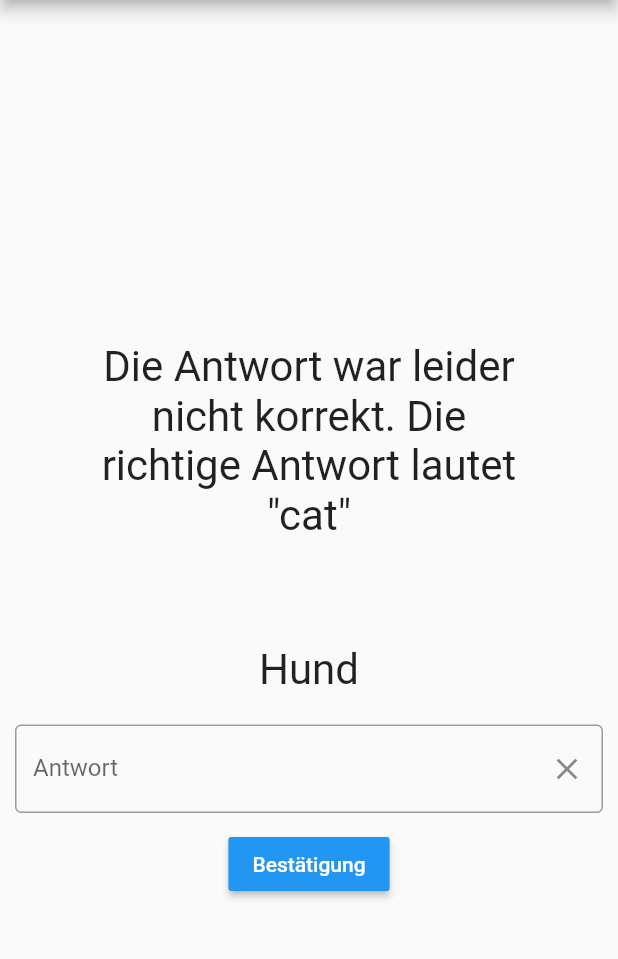
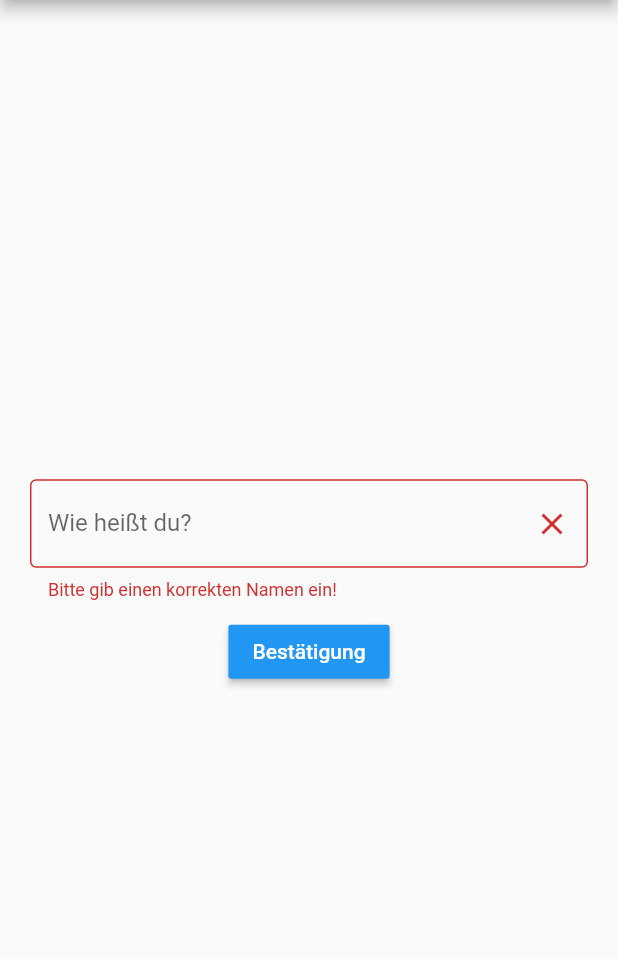
Before and after one commit to DHBW-CAS-MC/Vokabeltrainer, a Flutter app: the screen it shows after launch, after a tap on "Bestätigung", on a phone screen of 412 x 824 dp, the part 84-1043 px from its top. Run offline on Flutter 3.47's test engine with Material 2 defaults, Android fonts, the phone set to English and light mode, and no system bars; missing offline and left inert: dart:ffi.

Commit message:
Begrüßungsseite + Vokabeltrainer

```diff
--- a/lib/evaluation.dart
+++ b/lib/evaluation.dart
@@ -6,18 +6,17 @@ class Evaluation extends StatelessWidget
   Evaluation(this.evaluationText);
 
   @override
-  //build-Methode
   Widget build(BuildContext context)
   {
     return Container(
-      //gesamte Breite des Bildschirms
-        width: double.infinity,
-        //Abstände in alle Richtungen 10px
-        margin: EdgeInsets.all(60),
-        child: Text(
-          evaluationText,
-          style: TextStyle(fontSize: 28),
-          textAlign: TextAlign.center,
-        ));
+      width: double.infinity,
+      margin: EdgeInsets.all(10),
+      child: Column(
+        mainAxisAlignment: MainAxisAlignment.center,
+        children: [
+          Text(this.evaluationText, style: TextStyle(fontSize: 26)),
+        ],
+      ),
+    );
   }
 }
--- a/lib/main.dart
+++ b/lib/main.dart
@@ -1,11 +1,7 @@
 import 'dart:ffi';
 import 'package:flutter/material.dart';
-import 'question.dart';
-import 'evaluation.dart';
-import 'wordInput.dart';
-import 'confirmation.dart';
-import 'result.dart';
-import 'vocabularyTrainer.dart';
+import 'startpage.dart';
+import 'mainPage.dart';
 
 void main() => runApp(MyApp());
 
@@ -20,6 +16,7 @@ class _MyAppState extends State<MyApp> {
   int _questionIndex = 0;
   int _totalscore = 0;
   String _evaluationText = "";
+  bool _startTrainer = false;
 
   final List <Map<String, String>> _questions = [
     {
@@ -42,44 +39,68 @@ class _MyAppState extends State<MyApp> {
 
 
   //variables for vocabulary input
-  final GlobalKey<FormState> _formKey = GlobalKey<FormState>();
+  final GlobalKey<FormState> _formKeyWord = GlobalKey<FormState>();
+  final GlobalKey<FormState> _formKeyUsername = GlobalKey<FormState>();
   final _textController = TextEditingController();
+  final _textControllerUsername = TextEditingController();
   String _userInput = '';
+  String _userName ='';
 
   //functions for vocabulary input
-  void _pressedHandler()
+  void _clearWordInput()
   {
     _textController.clear();
+  }
+
+  void _clearUsernameInput()
+  {
+    _textControllerUsername.clear();
   }
 
   void _evaluation(String antwort)
   {
     _textController.clear();
-    if(antwort == _questions[_questionIndex]['answer'] as String)
+    if((antwort == _questions[_questionIndex]['answer'] as String))
       {
-        _evaluationText = "Super, die Antwort war korrekt!";
+        _evaluationText = "Klasse, " + _userName + "! " + "Die Antwort war korrekt.";
         _totalscore += 1;
       }
     else
       {
-        _evaluationText = "Die Antwort war leider nicht korrekt. Die richtige Antwort lautet " + '"' + (_questions[_questionIndex]['answer'] as String) + '"';
+        _evaluationText = "Schade, " + _userName + "! "+ "Die Antwort war leider nicht korrekt. Die richtige Antwort lautet " + '"' + (_questions[_questionIndex]['answer'] as String) + '"';
       }
   }
 
-  void _confirmationHandler()
+  void _confirmationHandlerTrainer()
   {
-    //final form = _formKey.currentState;
-
-    if(_formKey.currentState!.validate()){
+    if(_formKeyWord.currentState!.validate()){
       setState(() {
         _userInput = _textController.text;
-        _evaluation(_userInput);
+        if(_questionIndex < _questions.length -1) {
+          _evaluation(_userInput);
+        }
         _answerQuestion();
       });
     }
   }
 
-  //functions
+  void _confirmationHandlerUsername()
+  {
+    if(_formKeyUsername.currentState!.validate()){
+      setState(() {
+        _userName = _textControllerUsername.text;
+      });
+    }
+  }
+
+
+ void _confirmationStartTrainer()
+ {
+   setState(() {
+     _startTrainer = true;
+   });
+ }
+
   void _answerQuestion() {
     setState(
       () {
@@ -104,9 +125,10 @@ class _MyAppState extends State<MyApp> {
         appBar: AppBar(
           title: Text('Vokabeltrainer'),
         ),
-        body: _questionIndex < _questions.length?
-            vocabularyTrainer(_questionIndex, _questions, _totalscore, _evaluationText, _textController, _formKey, _confirmationHandler, _pressedHandler)
-            :Result(_totalscore,_resetTrainer),
+        body:
+        _startTrainer == false?
+          StartPage(_userName, _textControllerUsername, _formKeyUsername, _clearUsernameInput, _confirmationHandlerUsername, _confirmationStartTrainer)
+            :MainPage(_questionIndex, _questions, _totalscore, _evaluationText,_userName, _formKeyWord, _textController, _confirmationHandlerTrainer, _clearWordInput, _resetTrainer)
       ),
     );
   }
--- a/lib/question.dart
+++ b/lib/question.dart
@@ -1,23 +1,22 @@
 import 'package:flutter/material.dart';
 
-class Question extends StatelessWidget
-{
+class Question extends StatelessWidget {
   final String questionText;
+
   Question(this.questionText);
 
   @override
   //build-Methode
-  Widget build(BuildContext context)
-  {
+  Widget build(BuildContext context) {
     return Container(
-      //gesamte Breite des Bildschirms
-        width: double.infinity,
-        //Abstände in alle Richtungen 10px
-        margin: EdgeInsets.all(10),
-        child: Text(
-          questionText,
-          style: TextStyle(fontSize: 28),
-          textAlign: TextAlign.center,
-        ));
+      width: double.infinity,
+      margin: EdgeInsets.all(10),
+      child: Column(
+        mainAxisAlignment: MainAxisAlignment.center,
+        children: [
+          Text(this.questionText, style: TextStyle(fontSize: 26, fontWeight: FontWeight.bold)),
+        ],
+      ),
+    );
   }
 }
--- /dev/null
+++ b/lib/startpage.dart
@@ -0,0 +1,31 @@
+import 'dart:ffi';
+import 'package:flutter/material.dart';
+import 'usernameInput.dart';
+import 'welcome.dart';
+
+class StartPage extends StatelessWidget {
+  final textControllerUsernameInput;
+  final GlobalKey<FormState> formKeyUsername;
+  final String userName;
+
+  final void Function() clearUsernameInput;
+  final void Function() confirmationHandlerUsername;
+  final void Function() confirmationHandlerStartTrainer;
+
+  StartPage(this.userName, this.textControllerUsernameInput, this.formKeyUsername, this.clearUsernameInput, this.confirmationHandlerUsername, this.confirmationHandlerStartTrainer);
+
+  @override
+  Widget build(BuildContext context) {
+    return Form(
+      key: this.formKeyUsername,
+      child: Column(
+        mainAxisAlignment: MainAxisAlignment.center,
+        children: [
+          this.userName == ""?
+          UsernameInput(this.textControllerUsernameInput, this.clearUsernameInput, this.confirmationHandlerUsername)
+          :Welcome(this.userName, this.confirmationHandlerStartTrainer)
+        ],
+      ),
+    );
+  }
+}
--- /dev/null
+++ b/lib/usernameInput.dart
@@ -0,0 +1,34 @@
+import 'package:flutter/material.dart';
+import 'confirmation.dart';
+import 'wordInput.dart';
+
+class UsernameInput extends StatelessWidget
+{
+  final String hinttext = 'Dein Name';
+  final String labelText = 'Wie heißt du?';
+  final String errorText = 'Bitte gib einen korrekten Namen ein!';
+
+  final textControllerUsernameInput;
+
+  final void Function() clearUsernameInput;
+  final void Function() confirmationHandlerUsername;
+
+  UsernameInput(this.textControllerUsernameInput, this.clearUsernameInput, this.confirmationHandlerUsername);
+
+  @override
+  Widget build(BuildContext context)
+  {
+    return Container(
+      width: double.infinity,
+      margin: EdgeInsets.all(10),
+      child: Column(
+        mainAxisAlignment: MainAxisAlignment.center,
+        children: [
+          WordInput(this.hinttext, this.labelText, this.errorText,
+              this.textControllerUsernameInput, this.clearUsernameInput),
+          Confirmation("Bestätigung", this.confirmationHandlerUsername)
+        ],
+      ),
+    );
+  }
+}
--- a/lib/vocabularyTrainer.dart
+++ b/lib/vocabularyTrainer.dart
@@ -14,29 +14,32 @@ class vocabularyTrainer extends StatelessWidget
 
   final GlobalKey<FormState> formKey;
   final textController;
+  final String hinttext = 'Bitte gib die Antwort ein';
+  final String labelText = 'Antwort';
+  final String errorText = 'Bitte gib ein korrektes Wort ein';
 
-  final void Function() confirmationHandler;
-  final void Function() pressedHandler;
+  final void Function() confirmationHandlerTrainer;
+  final void Function() clearWordInput;
 
-  vocabularyTrainer(this.questionIndex,this.questions,this.totalscore, this.evaluationText, this.textController,this.formKey, this.confirmationHandler, this.pressedHandler);
+  vocabularyTrainer(this.questionIndex,this.questions,this.totalscore, this.evaluationText, this.textController,this.formKey, this.confirmationHandlerTrainer, this.clearWordInput);
 
   @override
   Widget build(BuildContext context)
   {
-    return Form(
-      key: this.formKey,
+    return Container(
+      width: double.infinity,
+      margin: EdgeInsets.all(10),
       child: Column(
         mainAxisAlignment: MainAxisAlignment.center,
         children: [
-          //display text
           Evaluation(this.evaluationText),
-          Question(this.questions[this.questionIndex]['word'] as String),
+          if(this.questionIndex < (this.questions.length -1))
+          ...[Question(this.questions[this.questionIndex]['word'] as String)],
+          if(this.questionIndex < (this.questions.length -1))
+            ...[WordInput(this.hinttext,this.labelText,this.errorText, this.textController,this.clearWordInput)],
           this.questionIndex < (this.questions.length -1)?
-          WordInput(this.textController,this.pressedHandler)
-          :Text(""),
-          this.questionIndex < (this.questions.length -1)?
-          Confirmation("Bestätigung", this.confirmationHandler)
-              : Confirmation("Zur Auswertung", this.confirmationHandler)
+          Confirmation("Bestätigung", this.confirmationHandlerTrainer)
+              : Confirmation("Zur Auswertung", this.confirmationHandlerTrainer)
         ],
       ),
     );
--- a/lib/wordInput.dart
+++ b/lib/wordInput.dart
@@ -2,9 +2,12 @@ import 'package:flutter/material.dart';
 
 class WordInput extends StatelessWidget
 {
+  final String hinttext;
+  final String labelText;
+  final String errorText;
   final textController;
   final void Function() pressedHandler;
-  WordInput(this.textController, this.pressedHandler);
+  WordInput(this.hinttext, this.labelText, this.errorText, this.textController, this.pressedHandler);
 
   @override
   Widget build(BuildContext context)
@@ -14,21 +17,19 @@ class WordInput extends StatelessWidget
         child: TextFormField(
           controller: this.textController,
           decoration: InputDecoration(
-            hintText: 'Bitte gib die Antwort ein',
-            labelText: 'Antwort',
+            hintText: this.hinttext,
+            labelText: this.labelText,
             border: const OutlineInputBorder(),
             suffixIcon: IconButton(
               onPressed: this.pressedHandler,
               icon: const Icon(Icons.clear),
             ),
           ),
-          onSaved: (value) => print(value),
           validator: (value) {
-            if (value!.isEmpty ||
-                RegExp(r'^[a-zA-Z]+$').hasMatch(value!)) {
+            if (RegExp(r'^[a-zA-Z]+$').hasMatch(value!)) {
               return null;
             } else {
-              return "Bitte gib ein korrektes Wort ein";
+              return this.errorText;
             }
           },
         ));
```
Also changed, not shown: lib/mainPage.dart (added, +40 -0 lines), lib/result.dart (+14 -10 lines), lib/welcome.dart (added, +35 -0 lines).
